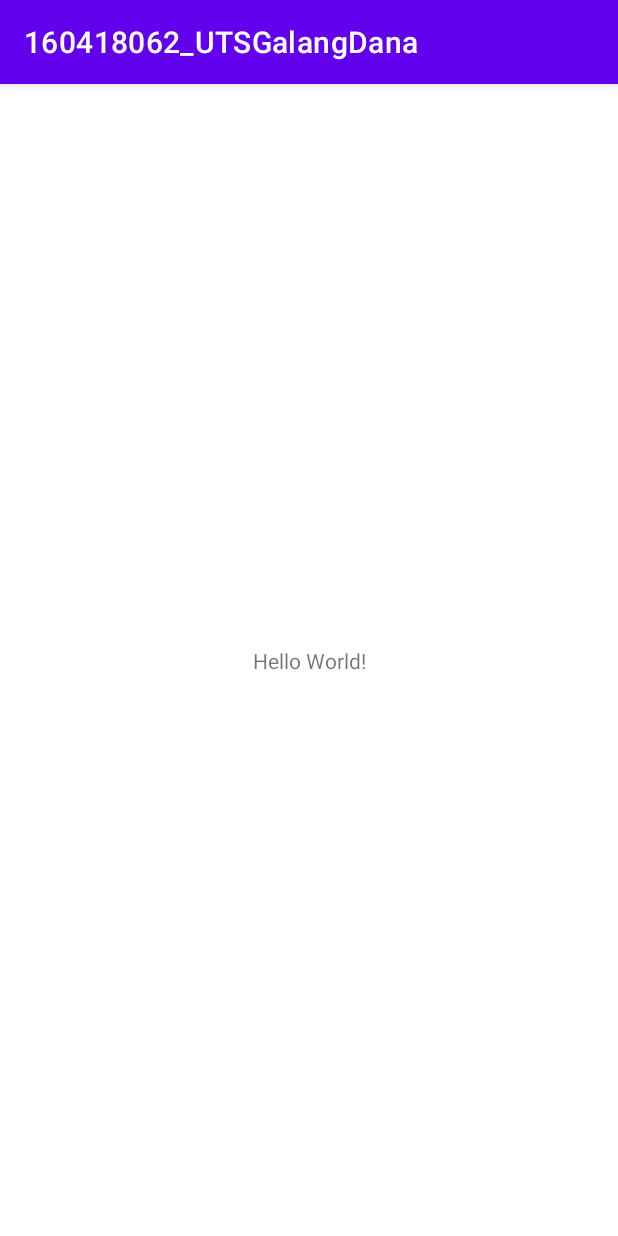
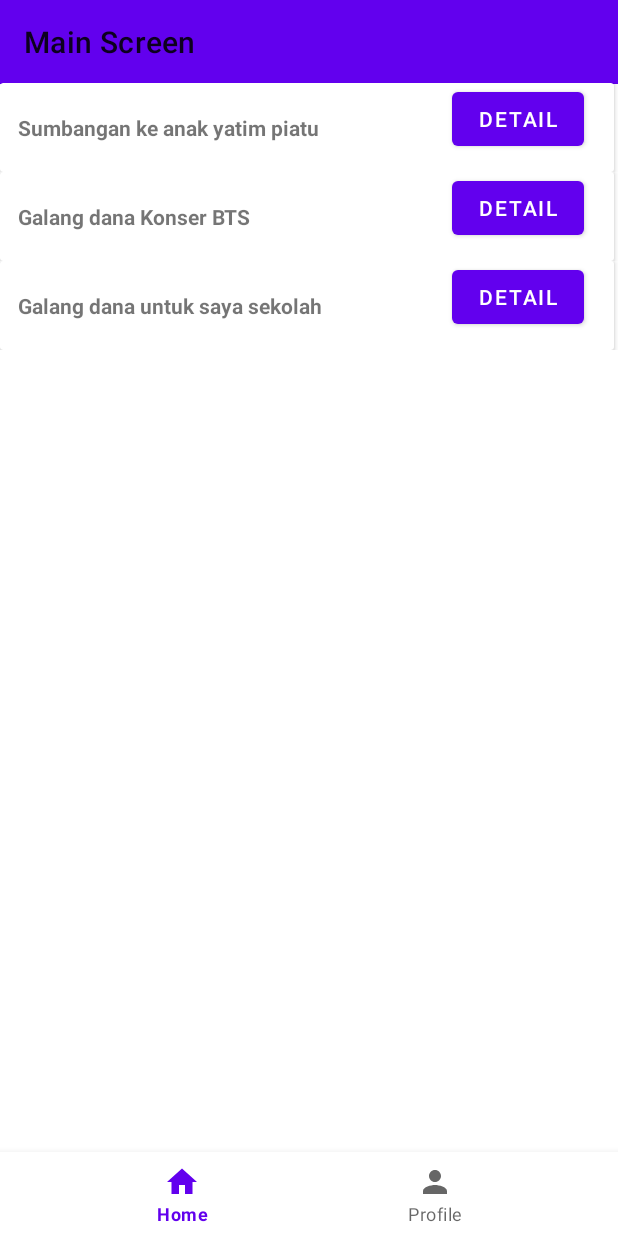
Before and after one commit to Phizho/160418062_UTSGalangDana, an Android app: the screen it shows after launch (MainActivity), on a phone screen of 412 x 824 dp. Run offline under Robolectric (Android 15) with nearby library versions, the phone set to English and light mode, and no system bars; our stand-ins replace navigation-ui.

Commit message:
Drawer and BottomNav

```diff
--- a/app/build.gradle
+++ b/app/build.gradle
@@ -41,6 +41,8 @@ dependencies {
     implementation 'com.google.android.material:material:1.4.0'
     implementation 'androidx.constraintlayout:constraintlayout:2.1.0'
     implementation 'androidx.legacy:legacy-support-v4:1.0.0'
+    implementation 'androidx.navigation:navigation-fragment-ktx:2.3.5'
+    implementation 'androidx.navigation:navigation-ui-ktx:2.3.5'
     testImplementation 'junit:junit:4.+'
     androidTestImplementation 'androidx.test.ext:junit:1.1.3'
     androidTestImplementation 'androidx.test.espresso:espresso-core:3.4.0'
--- /dev/null
+++ b/app/src/main/java/com/ubaya/a160418062_utsgalangdana/ProfileFragment.kt
@@ -0,0 +1,59 @@
+package com.ubaya.a160418062_utsgalangdana
+
+import android.os.Bundle
+import androidx.fragment.app.Fragment
+import android.view.LayoutInflater
+import android.view.View
+import android.view.ViewGroup
+
+// TODO: Rename parameter arguments, choose names that match
+// the fragment initialization parameters, e.g. ARG_ITEM_NUMBER
+private const val ARG_PARAM1 = "param1"
+private const val ARG_PARAM2 = "param2"
+
+/**
+ * A simple [Fragment] subclass.
+ * Use the [ProfileFragment.newInstance] factory method to
+ * create an instance of this fragment.
+ */
+class ProfileFragment : Fragment() {
+    // TODO: Rename and change types of parameters
+    private var param1: String? = null
+    private var param2: String? = null
+
+    override fun onCreate(savedInstanceState: Bundle?) {
+        super.onCreate(savedInstanceState)
+        arguments?.let {
+            param1 = it.getString(ARG_PARAM1)
+            param2 = it.getString(ARG_PARAM2)
+        }
+    }
+
+    override fun onCreateView(
+        inflater: LayoutInflater, container: ViewGroup?,
+        savedInstanceState: Bundle?
+    ): View? {
+        // Inflate the layout for this fragment
+        return inflater.inflate(R.layout.fragment_profile, container, false)
+    }
+
+    companion object {
+        /**
+         * Use this factory method to create a new instance of
+         * this fragment using the provided parameters.
+         *
+         * @param param1 Parameter 1.
+         * @param param2 Parameter 2.
+         * @return A new instance of fragment ProfileFragment.
+         */
+        // TODO: Rename and change types and number of parameters
+        @JvmStatic
+        fun newInstance(param1: String, param2: String) =
+            ProfileFragment().apply {
+                arguments = Bundle().apply {
+                    putString(ARG_PARAM1, param1)
+                    putString(ARG_PARAM2, param2)
+                }
+            }
+    }
+}
--- /dev/null
+++ b/app/src/main/java/com/ubaya/a160418062_utsgalangdana/View/DetailFragment.kt
@@ -0,0 +1,26 @@
+package com.ubaya.a160418062_utsgalangdana.View
+
+import android.os.Bundle
+import android.view.LayoutInflater
+import android.view.View
+import android.view.ViewGroup
+import androidx.fragment.app.Fragment
+import com.ubaya.a160418062_utsgalangdana.R
+
+class DetailFragment : Fragment() {
+
+    override fun onCreate(savedInstanceState: Bundle?) {
+        super.onCreate(savedInstanceState)
+        arguments?.let {
+        }
+    }
+
+    override fun onCreateView(
+        inflater: LayoutInflater, container: ViewGroup?,
+        savedInstanceState: Bundle?
+    ): View? {
+        // Inflate the layout for this fragment
+        return inflater.inflate(R.layout.fragment_detail, container, false)
+    }
+
+}
--- /dev/null
+++ b/app/src/main/java/com/ubaya/a160418062_utsgalangdana/View/GalangAdapter.kt
@@ -0,0 +1,40 @@
+package com.ubaya.a160418062_utsgalangdana.View
+
+import android.view.LayoutInflater
+import android.view.View
+import android.view.ViewGroup
+import androidx.navigation.Navigation
+import androidx.recyclerview.widget.RecyclerView
+import com.ubaya.a160418062_utsgalangdana.Model.GalangDana
+import com.ubaya.a160418062_utsgalangdana.R
+import kotlinx.android.synthetic.main.galang_dana_item.view.*
+
+class GalangAdapter (val galangDanas:ArrayList<GalangDana>) :RecyclerView.Adapter<GalangAdapter.GalangViewHolder>() {
+        class GalangViewHolder(var view: View) : RecyclerView.ViewHolder(view)
+
+        override fun onCreateViewHolder(parent: ViewGroup, viewType: Int): GalangViewHolder {
+            val inflater = LayoutInflater.from(parent.context)
+            val view = inflater.inflate(R.layout.galang_dana_item, parent, false)
+            return GalangViewHolder(view)
+        }
+
+        override fun onBindViewHolder(holder: GalangViewHolder, position: Int) {
+            holder.view.txtJudulGalang.text = galangDanas[position].nama
+            //holder.view.txtDeskripsi.text = galangDanas[position].keterangan
+
+            holder.view.btnDetail.setOnClickListener {
+                val action = MainFragmentDirections.actionDetailFragment()
+                Navigation.findNavController(it).navigate(action)
+            }
+        }
+
+        override fun getItemCount(): Int {
+            return galangDanas.size
+        }
+
+        fun updateGalangList(newGalangDanas: List<GalangDana>) {
+            galangDanas.clear()
+            galangDanas.addAll(newGalangDanas)
+            notifyDataSetChanged()
+        }
+    }
--- a/app/src/main/java/com/ubaya/a160418062_utsgalangdana/View/MainActivity.kt
+++ b/app/src/main/java/com/ubaya/a160418062_utsgalangdana/View/MainActivity.kt
@@ -2,11 +2,36 @@ package com.ubaya.a160418062_utsgalangdana.View
 
 import androidx.appcompat.app.AppCompatActivity
 import android.os.Bundle
+import androidx.navigation.NavController
+import androidx.navigation.Navigation
+import androidx.navigation.fragment.NavHostFragment
+import androidx.navigation.ui.NavigationUI
+import androidx.navigation.ui.setupWithNavController
 import com.ubaya.a160418062_utsgalangdana.R
+import kotlinx.android.synthetic.main.activity_main.*
 
 class MainActivity : AppCompatActivity() {
+    private lateinit var navController: NavController
+
     override fun onCreate(savedInstanceState: Bundle?) {
         super.onCreate(savedInstanceState)
         setContentView(R.layout.activity_main)
+
+        setSupportActionBar(toolbar)
+
+        val navHostFragment = supportFragmentManager.findFragmentById(R.id.fragmentHost) as NavHostFragment
+        navController = navHostFragment.navController
+
+        NavigationUI.setupActionBarWithNavController(this, navController, drawerLayout)
+        NavigationUI.setupWithNavController(navView, navController)
+
+        NavigationUI.setupActionBarWithNavController(this, navController)
+
+        bottomNav.setupWithNavController(navController)
+    }
+
+    override fun onSupportNavigateUp(): Boolean {
+        return NavigationUI.navigateUp(navController, drawerLayout)
+                || super.onSupportNavigateUp()
     }
 }
--- a/app/src/main/java/com/ubaya/a160418062_utsgalangdana/View/MainFragment.kt
+++ b/app/src/main/java/com/ubaya/a160418062_utsgalangdana/View/MainFragment.kt
@@ -1,19 +1,24 @@
 package com.ubaya.a160418062_utsgalangdana.View
 
 import android.os.Bundle
+import android.util.Log
 import androidx.fragment.app.Fragment
 import android.view.LayoutInflater
 import android.view.View
 import android.view.ViewGroup
+import androidx.lifecycle.Observer
+import androidx.lifecycle.ViewModelProvider
+import androidx.recyclerview.widget.LinearLayoutManager
 import com.ubaya.a160418062_utsgalangdana.R
+import com.ubaya.a160418062_utsgalangdana.ViewModel.ListViewModel
+import kotlinx.android.synthetic.main.fragment_main.*
 
 class MainFragment : Fragment() {
+    private lateinit var viewModel: ListViewModel
+    private val galangAdapter = GalangAdapter(arrayListOf())
 
     override fun onCreate(savedInstanceState: Bundle?) {
         super.onCreate(savedInstanceState)
-        arguments?.let {
-
-        }
     }
 
     override fun onCreateView(
@@ -24,4 +29,47 @@ class MainFragment : Fragment() {
         return inflater.inflate(R.layout.fragment_main, container, false)
     }
 
+    override fun onViewCreated(view: View, savedInstanceState: Bundle?) {
+        super.onViewCreated(view, savedInstanceState)
+
+        viewModel = ViewModelProvider(this).get(ListViewModel::class.java)
+        viewModel.refresh()
+        recView.layoutManager = LinearLayoutManager(context)
+        recView.adapter = galangAdapter
+        observeViewModel()
+
+        refreshLayout.setOnRefreshListener {
+            recView.visibility = View.GONE
+            txtError.visibility = View.GONE
+            progressBar.visibility = View.VISIBLE
+            viewModel.refresh()
+            refreshLayout.isRefreshing = false
+        }
+    }
+
+    fun observeViewModel() {
+        Log.d("terpanggil","sampe?")
+        viewModel.galangLD.observe(viewLifecycleOwner, Observer {
+            galangAdapter.updateGalangList(it)
+        })
+
+        viewModel.galangLoadErrorLD.observe(viewLifecycleOwner, Observer {
+            if(it == true) {
+                txtError.visibility = View.VISIBLE
+            } else {
+                txtError.visibility = View.GONE
+            }
+        })
+
+        viewModel.loadingLD.observe(viewLifecycleOwner, Observer {
+            if(it == true) {
+                recView.visibility = View.VISIBLE
+                progressBar.visibility = View.GONE
+            } else {
+                recView.visibility = View.GONE
+                progressBar.visibility = View.VISIBLE
+            }
+        })
+    }
+
 }
--- /dev/null
+++ b/app/src/main/java/com/ubaya/a160418062_utsgalangdana/ViewModel/ListViewModel.kt
@@ -0,0 +1,29 @@
+package com.ubaya.a160418062_utsgalangdana.ViewModel
+
+import androidx.lifecycle.MutableLiveData
+import androidx.lifecycle.ViewModel
+import com.ubaya.a160418062_utsgalangdana.Model.GalangDana
+
+class ListViewModel: ViewModel() {
+    val galangLD = MutableLiveData<List<GalangDana>>()
+    val galangLoadErrorLD = MutableLiveData<Boolean>()
+    val loadingLD = MutableLiveData<Boolean>()
+
+    fun refresh() {
+        val galang1 =
+            GalangDana("1","Sumbangan ke anak yatim piatu","Diperlukan uang sebesar xxx untuk menyumbang ke sebuah panti asuhan di xxx","Nonie","http://dummyimage.com/75x100.jpg/cc0000/ffffff")
+
+        val galang2 =
+            GalangDana("2","Galang dana Konser BTS","Uang akan digunakan untuk mengundang pihak BTS untuk melakukan konser pada tanggal xxx","Rich","http://dummyimage.com/75x100.jpg/5fa2dd/ffffff")
+
+        val galang3 =
+            GalangDana("3","Galang dana untuk saya sekolah","Saya memerlukan uang untuk sekolah tolong bantu saya","Dinny","http://dummyimage.com/75x100.jpg/5fa2dd/ffffff1")
+
+        val galangList = arrayListOf<GalangDana>(galang1, galang2, galang3)
+
+        galangLD.value = galangList
+        galangLoadErrorLD.value = false
+        loadingLD.value = true
+    }
+
+}
--- /dev/null
+++ b/app/src/main/res/drawable/ic_baseline_home_24.xml
@@ -0,0 +1,10 @@
+<vector xmlns:android="http://schemas.android.com/apk/res/android"
+    android:width="24dp"
+    android:height="24dp"
+    android:viewportWidth="24"
+    android:viewportHeight="24"
+    android:tint="?attr/colorControlNormal">
+  <path
+      android:fillColor="@android:color/white"
+      android:pathData="M10,20v-6h4v6h5v-8h3L12,3 2,12h3v8z"/>
+</vector>
--- /dev/null
+++ b/app/src/main/res/drawable/ic_baseline_person_24.xml
@@ -0,0 +1,10 @@
+<vector xmlns:android="http://schemas.android.com/apk/res/android"
+    android:width="24dp"
+    android:height="24dp"
+    android:viewportWidth="24"
+    android:viewportHeight="24"
+    android:tint="?attr/colorControlNormal">
+  <path
+      android:fillColor="@android:color/white"
+      android:pathData="M12,12c2.21,0 4,-1.79 4,-4s-1.79,-4 -4,-4 -4,1.79 -4,4 1.79,4 4,4zM12,14c-2.67,0 -8,1.34 -8,4v2h16v-2c0,-2.66 -5.33,-4 -8,-4z"/>
+</vector>
--- a/app/src/main/res/layout/activity_main.xml
+++ b/app/src/main/res/layout/activity_main.xml
@@ -1,18 +1,62 @@
 <?xml version="1.0" encoding="utf-8"?>
-<androidx.constraintlayout.widget.ConstraintLayout xmlns:android="http://schemas.android.com/apk/res/android"
+<androidx.drawerlayout.widget.DrawerLayout
+    xmlns:android="http://schemas.android.com/apk/res/android"
     xmlns:app="http://schemas.android.com/apk/res-auto"
     xmlns:tools="http://schemas.android.com/tools"
+    android:id="@+id/drawerLayout"
+    android:layout_width="match_parent"
+    android:layout_height="match_parent"
+    android:fitsSystemWindows="true">
+
+    <LinearLayout
+        android:layout_width="match_parent"
+        android:layout_height="match_parent"
+        android:orientation="vertical">
+
+        <androidx.appcompat.widget.Toolbar
+            android:id="@+id/toolbar"
+            android:layout_width="match_parent"
+            android:layout_height="wrap_content"
+            android:background="?attr/colorPrimary"
+            android:minHeight="?attr/actionBarSize"
+            android:theme="?attr/actionBarTheme" />
+
+    </LinearLayout>
+
+    <androidx.constraintlayout.widget.ConstraintLayout
     android:layout_width="match_parent"
     android:layout_height="match_parent"
     tools:context=".View.MainActivity">
 
-    <TextView
+        <androidx.fragment.app.FragmentContainerView
+            android:id="@+id/fragmentHost"
+            android:name="androidx.navigation.fragment.NavHostFragment"
+            android:layout_width="match_parent"
+            android:layout_height="0dp"
+            android:layout_marginTop="55dp"
+            app:defaultNavHost="true"
+            app:layout_constraintBottom_toTopOf="@+id/bottomNav"
+            app:layout_constraintEnd_toEndOf="parent"
+            app:layout_constraintStart_toStartOf="parent"
+            app:layout_constraintTop_toTopOf="parent"
+            app:navGraph="@navigation/galang_navigation"
+            tools:layout="@layout/fragment_main" />
+
+        <com.google.android.material.bottomnavigation.BottomNavigationView
+        android:id="@+id/bottomNav"
+        android:layout_width="match_parent"
+        android:layout_height="wrap_content"
+        app:layout_constraintBottom_toBottomOf="parent"
+        app:layout_constraintEnd_toEndOf="parent"
+        app:layout_constraintStart_toStartOf="parent"
+        app:menu="@menu/bottom_menu" />
+    </androidx.constraintlayout.widget.ConstraintLayout>
+
+    <com.google.android.material.navigation.NavigationView
+        android:id="@+id/navView"
         android:layout_width="wrap_content"
-        android:layout_height="wrap_content"
-        android:text="Hello World!"
-        app:layout_constraintBottom_toBottomOf="parent"
-        app:layout_constraintLeft_toLeftOf="parent"
-        app:layout_constraintRight_toRightOf="parent"
-        app:layout_constraintTop_toTopOf="parent" />
+        android:layout_height="match_parent"
+        android:layout_gravity="start"
+        app:menu="@menu/bottom_menu" />
 
-</androidx.constraintlayout.widget.ConstraintLayout>
+</androidx.drawerlayout.widget.DrawerLayout>
--- /dev/null
+++ b/app/src/main/res/layout/fragment_detail.xml
@@ -0,0 +1,37 @@
+<?xml version="1.0" encoding="utf-8"?>
+<androidx.constraintlayout.widget.ConstraintLayout xmlns:android="http://schemas.android.com/apk/res/android"
+    xmlns:app="http://schemas.android.com/apk/res-auto"
+    xmlns:tools="http://schemas.android.com/tools"
+    android:layout_width="match_parent"
+    android:layout_height="match_parent">
+
+    <ImageView
+        android:id="@+id/imageView2"
+        android:layout_width="0dp"
+        android:layout_height="200dp"
+        app:layout_constraintEnd_toEndOf="parent"
+        app:layout_constraintStart_toStartOf="parent"
+        app:layout_constraintTop_toTopOf="parent"
+        tools:srcCompat="@tools:sample/avatars" />
+
+    <TextView
+        android:id="@+id/txtJudul"
+        android:layout_width="wrap_content"
+        android:layout_height="wrap_content"
+        android:layout_marginStart="40dp"
+        android:layout_marginTop="35dp"
+        android:text="Judul Galang"
+        android:textStyle="bold"
+        app:layout_constraintStart_toStartOf="parent"
+        app:layout_constraintTop_toBottomOf="@+id/imageView2" />
+
+    <TextView
+        android:id="@+id/txtDeskripsi"
+        android:layout_width="wrap_content"
+        android:layout_height="wrap_content"
+        android:layout_marginStart="40dp"
+        android:layout_marginTop="35dp"
+        android:text="Deskripsi Galang"
+        app:layout_constraintStart_toStartOf="parent"
+        app:layout_constraintTop_toBottomOf="@+id/txtJudul" />
+</androidx.constraintlayout.widget.ConstraintLayout>
--- a/app/src/main/res/layout/fragment_main.xml
+++ b/app/src/main/res/layout/fragment_main.xml
@@ -5,7 +5,9 @@
     android:layout_width="match_parent"
     android:layout_height="match_parent"
     tools:context="View.MainFragment">
+
     <androidx.swiperefreshlayout.widget.SwipeRefreshLayout
+        android:id="@+id/refreshLayout"
         android:layout_width="match_parent"
         android:layout_height="match_parent"
         tools:context=".view.StudentListFragment">
@@ -15,6 +17,7 @@
             android:layout_height="match_parent">
 
             <androidx.recyclerview.widget.RecyclerView
+                android:id="@+id/recView"
                 android:layout_width="match_parent"
                 android:layout_height="match_parent" />
 
@@ -33,7 +36,7 @@
                 android:id="@+id/txtError"
                 android:layout_width="wrap_content"
                 android:layout_height="wrap_content"
-                android:text="Error"
+                android:text="Error while loading data"
                 app:layout_constraintBottom_toBottomOf="parent"
                 app:layout_constraintEnd_toEndOf="parent"
                 app:layout_constraintHorizontal_bias="0.5"
--- /dev/null
+++ b/app/src/main/res/layout/fragment_profile.xml
@@ -0,0 +1,14 @@
+<?xml version="1.0" encoding="utf-8"?>
+<FrameLayout xmlns:android="http://schemas.android.com/apk/res/android"
+    xmlns:tools="http://schemas.android.com/tools"
+    android:layout_width="match_parent"
+    android:layout_height="match_parent"
+    tools:context=".ProfileFragment">
+
+    <!-- TODO: Update blank fragment layout -->
+    <TextView
+        android:layout_width="match_parent"
+        android:layout_height="match_parent"
+        android:text="@string/hello_blank_fragment" />
+
+</FrameLayout>
--- /dev/null
+++ b/app/src/main/res/layout/galang_dana_item.xml
@@ -0,0 +1,48 @@
+<?xml version="1.0" encoding="utf-8"?>
+<androidx.constraintlayout.widget.ConstraintLayout xmlns:android="http://schemas.android.com/apk/res/android"
+    xmlns:app="http://schemas.android.com/apk/res-auto"
+    xmlns:tools="http://schemas.android.com/tools"
+    android:layout_width="match_parent"
+    android:layout_height="wrap_content">
+
+    <androidx.cardview.widget.CardView
+        android:layout_width="409dp"
+        android:layout_height="wrap_content"
+        app:layout_constraintStart_toStartOf="parent"
+        app:layout_constraintTop_toTopOf="parent">
+
+        <androidx.constraintlayout.widget.ConstraintLayout
+            android:layout_width="match_parent"
+            android:layout_height="match_parent">
+
+            <ImageView
+                android:id="@+id/imageView"
+                android:layout_width="wrap_content"
+                android:layout_height="wrap_content"
+                app:layout_constraintStart_toStartOf="parent"
+                app:layout_constraintTop_toTopOf="parent"
+                tools:srcCompat="@tools:sample/avatars" />
+
+            <TextView
+                android:id="@+id/txtJudulGalang"
+                android:layout_width="wrap_content"
+                android:layout_height="wrap_content"
+                android:layout_marginStart="12dp"
+                android:layout_marginTop="20dp"
+                android:text="Judul Galang Dana"
+                android:textStyle="bold"
+                app:layout_constraintStart_toEndOf="@+id/imageView"
+                app:layout_constraintTop_toTopOf="parent" />
+
+            <Button
+                android:id="@+id/btnDetail"
+                android:layout_width="wrap_content"
+                android:layout_height="wrap_content"
+                android:layout_marginEnd="20dp"
+                android:layout_marginBottom="11dp"
+                android:text="Detail"
+                app:layout_constraintBottom_toBottomOf="parent"
+                app:layout_constraintEnd_toEndOf="parent" />
+        </androidx.constraintlayout.widget.ConstraintLayout>
+    </androidx.cardview.widget.CardView>
+</androidx.constraintlayout.widget.ConstraintLayout>
--- /dev/null
+++ b/app/src/main/res/menu/bottom_menu.xml
@@ -0,0 +1,15 @@
+<?xml version="1.0" encoding="utf-8"?>
+<menu xmlns:app="http://schemas.android.com/apk/res-auto"
+    xmlns:android="http://schemas.android.com/apk/res/android">
+
+    <item
+        android:id="@+id/itemHome"
+        android:icon="@drawable/ic_baseline_home_24"
+        android:title="Home"
+        app:showAsAction="always" />
+    <item
+        android:id="@+id/itemProfile"
+        android:icon="@drawable/ic_baseline_person_24"
+        android:title="Profile"
+        app:showAsAction="always" />
+</menu>
--- /dev/null
+++ b/app/src/main/res/navigation/galang_navigation.xml
@@ -0,0 +1,29 @@
+<?xml version="1.0" encoding="utf-8"?>
+<navigation xmlns:android="http://schemas.android.com/apk/res/android"
+    xmlns:app="http://schemas.android.com/apk/res-auto"
+    xmlns:tools="http://schemas.android.com/tools"
+    android:id="@+id/galang_navigation"
+    app:startDestination="@id/itemHome">
+
+    <fragment
+        android:id="@+id/itemHome"
+        android:name="com.ubaya.a160418062_utsgalangdana.View.MainFragment"
+        android:label="Main Screen">
+        <action
+            android:id="@+id/actionDetailFragment"
+            app:destination="@id/detailFragment" />
+    </fragment>
+    <fragment
+        android:id="@+id/detailFragment"
+        android:name="com.ubaya.a160418062_utsgalangdana.View.DetailFragment"
+        android:label="DetailFragment" >
+        <action
+            android:id="@+id/action_detailFragment_to_itemHome"
+            app:destination="@id/itemHome" />
+    </fragment>
+    <fragment
+        android:id="@+id/itemProfile"
+        android:name="com.ubaya.a160418062_utsgalangdana.ProfileFragment"
+        android:label="fragment_profile"
+        tools:layout="@layout/fragment_profile" />
+</navigation>
--- a/app/src/main/res/values-night/themes.xml
+++ b/app/src/main/res/values-night/themes.xml
@@ -1,6 +1,6 @@
 <resources xmlns:tools="http://schemas.android.com/tools">
     <!-- Base application theme. -->
-    <style name="Theme.160418062_UTSGalangDana" parent="Theme.MaterialComponents.DayNight.DarkActionBar">
+    <style name="Theme.160418062_UTSGalangDana" parent="Theme.MaterialComponents.DayNight.NoActionBar">
         <!-- Primary brand color. -->
         <item name="colorPrimary">@color/purple_200</item>
         <item name="colorPrimaryVariant">@color/purple_700</item>
--- a/app/src/main/res/values/themes.xml
+++ b/app/src/main/res/values/themes.xml
@@ -1,6 +1,6 @@
 <resources xmlns:tools="http://schemas.android.com/tools">
     <!-- Base application theme. -->
-    <style name="Theme.160418062_UTSGalangDana" parent="Theme.MaterialComponents.DayNight.DarkActionBar">
+    <style name="Theme.160418062_UTSGalangDana" parent="Theme.MaterialComponents.DayNight.NoActionBar">
         <!-- Primary brand color. -->
         <item name="colorPrimary">@color/purple_500</item>
         <item name="colorPrimaryVariant">@color/purple_700</item>
```
